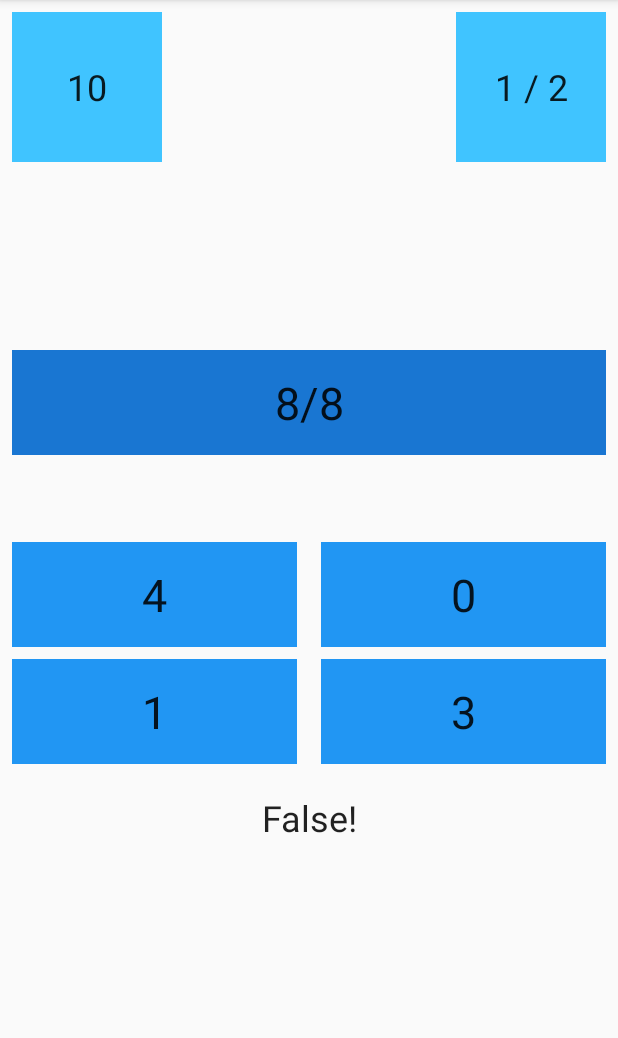
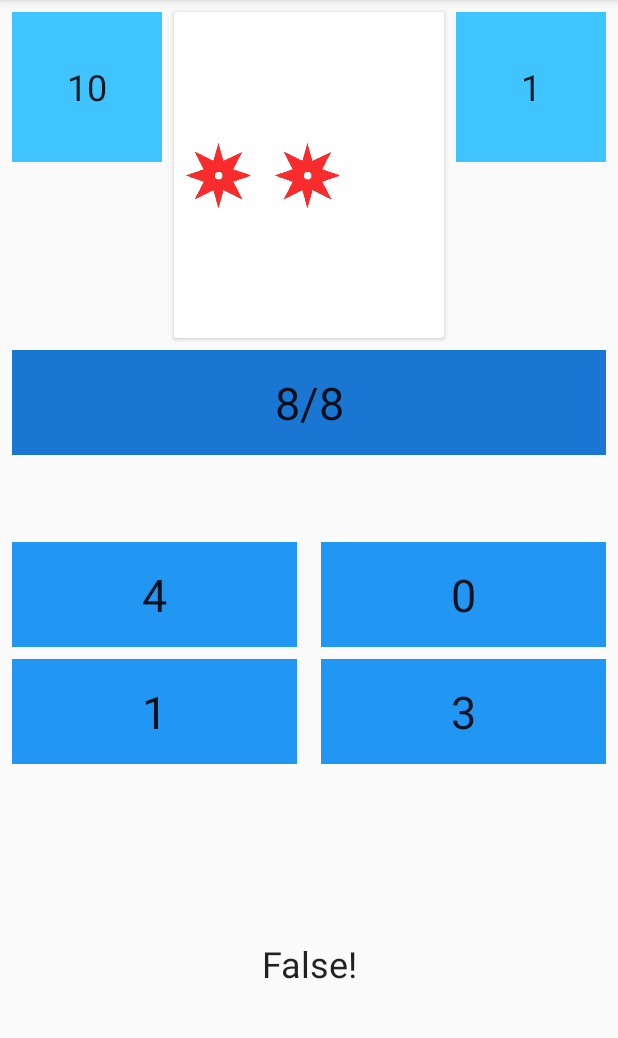
Before and after one commit to bIosCrYsisX/CalculatorChallenge, an Android app: the screen it shows after launch (MainActivity), after a tap on "10", on a phone screen of 412 x 824 dp, the part 84-1122 px from its top. Run offline under Robolectric (Android 15) with nearby library versions, the light colour scheme and no system bars; 1 other tap on this screen came first.

Commit message:
V1.0 Some changes and improvements.

```diff
--- a/app/build.gradle
+++ b/app/build.gradle
@@ -25,4 +25,5 @@ dependencies {
     testImplementation 'junit:junit:4.12'
     androidTestImplementation 'com.android.support.test:runner:1.0.1'
     androidTestImplementation 'com.android.support.test.espresso:espresso-core:3.0.1'
+    implementation 'com.android.support:cardview-v7:26.1.0'
 }
--- a/app/src/main/java/tk/dalpiazsolutions/calculatorchallenge/MainActivity.java
+++ b/app/src/main/java/tk/dalpiazsolutions/calculatorchallenge/MainActivity.java
@@ -50,12 +50,7 @@ public class MainActivity extends AppCompatActivity {
                     txtTimeLeft.setText(String.format(Locale.getDefault(), getString(R.string.number), counter));
                     if(counter==0)
                     {
-                        txtNumberOne.setClickable(false);
-                        txtNumberTwo.setClickable(false);
-                        txtNumberThree.setClickable(false);
-                        txtNumberFour.setClickable(false);
-                        mainController.gameOver();
-                        mbuttonPlayAgain.setVisibility(View.VISIBLE);
+                        mainController.kill();
                         return;
                     }
                     counter--;
@@ -90,11 +85,20 @@ public class MainActivity extends AppCompatActivity {
     {
         TextView textView = (TextView) view;
         mainController.checkAnswer(Integer.parseInt(textView.getText().toString()));
-        txtStandings.setText(String.format(Locale.getDefault(), getString(R.string.standings), mainModel.getCorrectCounter(), mainModel.getCounter()));
+        txtStandings.setText(String.format(Locale.getDefault(), getString(R.string.number), mainModel.getCounter()));
     }
 
     public void playAgain(View view)
     {
         this.recreate();
     }
+
+    public void gameOver()
+    {
+        txtNumberOne.setClickable(false);
+        txtNumberTwo.setClickable(false);
+        txtNumberThree.setClickable(false);
+        txtNumberFour.setClickable(false);
+        mbuttonPlayAgain.setVisibility(View.VISIBLE);
+    }
 }
--- a/app/src/main/java/tk/dalpiazsolutions/calculatorchallenge/MainController.java
+++ b/app/src/main/java/tk/dalpiazsolutions/calculatorchallenge/MainController.java
@@ -1,7 +1,7 @@
 package tk.dalpiazsolutions.calculatorchallenge;
 
 import android.view.View;
-import android.widget.Button;
+import android.widget.ImageView;
 import android.widget.TextView;
 import android.widget.Toast;
 
@@ -19,12 +19,19 @@ public class MainController {
     private MainModel mainModel;
     private Random random = new Random();
     private int result;
+    private int lifeCounter = 3;
+    ImageView lifeOne;
+    ImageView lifeTwo;
+    ImageView lifeThree;
 
     public MainController(MainActivity mainActivity)
     {
         this.mainActivity = mainActivity;
         mainModel = new MainModel(mainActivity);
         txtState = mainActivity.findViewById(R.id.textState);
+        lifeOne = mainActivity.findViewById(R.id.imageLifeOne);
+        lifeTwo = mainActivity.findViewById(R.id.imageLifeTwo);
+        lifeThree = mainActivity.findViewById(R.id.imageLifeThree);
     }
 
     public void startCalc()
@@ -109,22 +116,21 @@ public class MainController {
         if(answer == mainModel.getResult())
         {
             txtState.setText(mainActivity.getString(R.string.correct));
-            mainModel.setCorrectCounter(mainModel.getCorrectCounter() + 1);
+            mainModel.setCounter(mainModel.getCounter() + 1);
         }
 
         else
         {
             txtState.setText(mainActivity.getString(R.string.wrong));
+            kill();
         }
 
-        mainModel.setCounter(mainModel.getCounter() + 1);
-        mainModel.setGameCounter(mainModel.getGameCounter() + 1);
         this.startCalc();
     }
 
     public void gameOver()
     {
-        txtState.setText(String.format(Locale.getDefault(), mainActivity.getString(R.string.endState), mainModel.getCorrectCounter(), mainModel.getCounter()));
+        txtState.setText(String.format(Locale.getDefault(), mainActivity.getString(R.string.number), mainModel.getCounter()));
         Toast.makeText(mainActivity.getApplicationContext(), "Game over!", Toast.LENGTH_LONG).show();
 
     }
@@ -154,5 +160,24 @@ public class MainController {
         return (a % b);
     }
 
+    public void kill()
+    {
+        lifeCounter--;
+        if(lifeCounter==2)
+        {
+            lifeThree.setVisibility(View.GONE);
+        }
 
+        else if(lifeCounter==1)
+        {
+            lifeTwo.setVisibility(View.GONE);
+        }
+
+        else if(lifeCounter==0)
+        {
+            lifeOne.setVisibility(View.GONE);
+            mainActivity.gameOver();
+            gameOver();
+        }
+    }
 }
--- a/app/src/main/java/tk/dalpiazsolutions/calculatorchallenge/MainModel.java
+++ b/app/src/main/java/tk/dalpiazsolutions/calculatorchallenge/MainModel.java
@@ -15,9 +15,7 @@ public class MainModel {
     private int answerNumberTwo;
     private int answerNumberThree;
     private int answerNumberFour;
-    private int correctCounter;
     private int counter;
-    private int gameCounter = 0;
     private String operatorText;
 
     public MainModel(MainActivity mainActivity)
@@ -104,13 +102,6 @@ public class MainModel {
         mainActivity.update(this);
     }
 
-    public int getCorrectCounter() {
-        return correctCounter;
-    }
-
-    public void setCorrectCounter(int correctCounter) {
-        this.correctCounter = correctCounter;
-    }
 
     public int getCounter() {
         return counter;
@@ -120,11 +111,4 @@ public class MainModel {
         this.counter = counter;
     }
 
-    public int getGameCounter() {
-        return gameCounter;
-    }
-
-    public void setGameCounter(int gameCounter) {
-        this.gameCounter = gameCounter;
-    }
 }
--- a/app/src/main/res/layout/activity_main.xml
+++ b/app/src/main/res/layout/activity_main.xml
@@ -18,8 +18,7 @@
         android:textAppearance="@style/TextAppearance.AppCompat"
         android:textSize="24sp"
         app:layout_constraintStart_toStartOf="parent"
-        app:layout_constraintTop_toTopOf="parent"
-        android:layout_marginLeft="8dp" />
+        app:layout_constraintTop_toTopOf="parent" />
 
     <TextView
         android:id="@+id/textNumberOne"
@@ -146,7 +145,8 @@
     <TextView
         android:id="@+id/textState"
         android:layout_width="0dp"
-        android:layout_height="40sp"
+        android:layout_height="0dp"
+        android:layout_marginBottom="8dp"
         android:layout_marginEnd="8dp"
         android:layout_marginStart="8dp"
         android:layout_marginTop="16dp"
@@ -154,7 +154,86 @@
         android:textAlignment="center"
         android:textAppearance="@style/TextAppearance.AppCompat"
         android:textSize="24sp"
+        app:layout_constraintBottom_toTopOf="@+id/buttonPlayAgain"
         app:layout_constraintEnd_toEndOf="parent"
         app:layout_constraintStart_toStartOf="parent"
         app:layout_constraintTop_toBottomOf="@+id/textNumberThree" />
+
+    <android.support.v7.widget.CardView
+        android:id="@+id/cardView"
+        android:layout_width="0dp"
+        android:layout_height="0dp"
+        android:layout_marginBottom="8dp"
+        android:layout_marginEnd="8dp"
+        android:layout_marginStart="8dp"
+        android:layout_marginTop="8dp"
+        app:layout_constraintBottom_toTopOf="@+id/textCalculations"
+        app:layout_constraintEnd_toStartOf="@+id/textStandings"
+        app:layout_constraintStart_toEndOf="@+id/textTimeLeft"
+        app:layout_constraintTop_toTopOf="parent">
+
+        <android.support.constraint.ConstraintLayout
+            android:layout_width="match_parent"
+            android:layout_height="match_parent">
+
+            <android.support.constraint.Guideline
+                android:id="@+id/guideline3"
+                android:layout_width="wrap_content"
+                android:layout_height="wrap_content"
+                android:orientation="vertical"
+                app:layout_constraintGuide_percent="0.33" />
+
+            <ImageView
+                android:id="@+id/imageLifeTwo"
+                android:layout_width="0dp"
+                android:layout_height="wrap_content"
+                android:layout_marginBottom="8dp"
+                android:layout_marginEnd="8dp"
+                android:layout_marginStart="8dp"
+                android:layout_marginTop="8dp"
+                app:layout_constraintBottom_toBottomOf="parent"
+                app:layout_constraintEnd_toStartOf="@+id/guideline4"
+                app:layout_constraintStart_toStartOf="@+id/guideline3"
+                app:layout_constraintTop_toTopOf="parent"
+                app:srcCompat="@drawable/life" />
+
+            <ImageView
+                android:id="@+id/imageLifeThree"
+                android:layout_width="0dp"
+                android:layout_height="wrap_content"
+                android:layout_marginBottom="8dp"
+                android:layout_marginEnd="8dp"
+                android:layout_marginStart="8dp"
+                android:layout_marginTop="8dp"
+                app:layout_constraintBottom_toBottomOf="parent"
+                app:layout_constraintEnd_toEndOf="parent"
+                app:layout_constraintStart_toStartOf="@+id/guideline4"
+                app:layout_constraintTop_toTopOf="parent"
+                app:layout_constraintVertical_bias="0.488"
+                app:srcCompat="@drawable/life" />
+
+            <ImageView
+                android:id="@+id/imageLifeOne"
+                android:layout_width="0dp"
+                android:layout_height="wrap_content"
+                android:layout_marginBottom="8dp"
+                android:layout_marginEnd="8dp"
+                android:layout_marginStart="8dp"
+                android:layout_marginTop="8dp"
+                app:layout_constraintBottom_toBottomOf="parent"
+                app:layout_constraintEnd_toStartOf="@+id/guideline3"
+                app:layout_constraintStart_toStartOf="parent"
+                app:layout_constraintTop_toTopOf="parent"
+                app:srcCompat="@drawable/life" />
+
+            <android.support.constraint.Guideline
+                android:id="@+id/guideline4"
+                android:layout_width="wrap_content"
+                android:layout_height="wrap_content"
+                android:orientation="vertical"
+                app:layout_constraintGuide_percent="0.66" />
+        </android.support.constraint.ConstraintLayout>
+
+    </android.support.v7.widget.CardView>
+
 </android.support.constraint.ConstraintLayout>
--- a/app/src/main/res/values/strings.xml
+++ b/app/src/main/res/values/strings.xml
@@ -3,7 +3,6 @@
     <string name="number">%1$d</string>
     <string name="standings">%1$d / %2$d</string>
     <string name="playagain">Play again!</string>
-    <string name="endState">Your score: %1$d / %2$d</string>
     <string name="correct">Correct!</string>
     <string name="wrong">False!</string>
 </resources>
```
Also changed, not shown: app/src/main/res/drawable/life.png (added).
